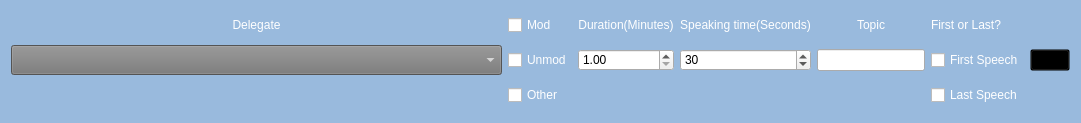
The window that motion_options.ui (mkirby528/Run-MUN) describes before a commit, drawn with Qt 5.
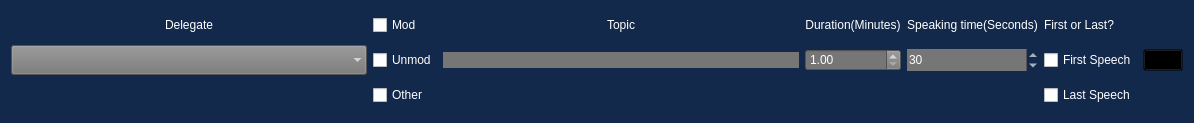
The same window after the commit. Icons and pictures are not drawn.

What changed in the file:
```diff
--- a/motion_options.ui
+++ b/motion_options.ui
@@ -6,7 +6,7 @@
    <rect>
     <x>0</x>
     <y>0</y>
-    <width>1081</width>
+    <width>1194</width>
     <height>123</height>
    </rect>
   </property>
@@ -21,7 +21,7 @@
   </property>
   <property name="styleSheet">
    <string notr="true">#root{
-	background-color: #99badd;
+	background-color: #13294B;
 
 }
 
@@ -42,13 +42,12 @@
 	font: 87 14pt &quot;Arial Black&quot;;
 }
 
-#delegates_combo_box{
+#delegates_combo_box, #delegates_combo_box:item{
+color:white;
 	background-color: #767676;
-	color:white;
+	font: 87 14pt &quot;Arial Black&quot;;	
 
-	font: 87 12pt &quot;Arial Black&quot;;
 }
-
 #first_check_box, #last_check_box{
 
 	color:white;
@@ -58,36 +57,31 @@
 #start_motion_button{
 	background-color: transparent
 }
+
+#topic_line_edit, #doubleSpinBox, #spinBox{
+	color:white;
+	background-color: #767676;
+	border-color: transparent;
+	font: 87 16pt &quot;Arial Black&quot;;
+}
+
 </string>
   </property>
-  <layout class="QGridLayout" name="gridLayout" columnstretch="4,0,0,0,0,0,0">
-   <item row="4" column="1">
-    <widget class="QCheckBox" name="other_check_box">
+  <layout class="QGridLayout" name="gridLayout" columnstretch="4,0,4,0,0,0,0,0" columnminimumwidth="0,0,200,0,0,0,0,0">
+   <item row="1" column="4">
+    <widget class="QLabel" name="speaking_time_label">
      <property name="text">
-      <string>Other</string>
+      <string>Speaking time(Seconds)</string>
      </property>
-     <property name="autoExclusive">
-      <bool>true</bool>
-     </property>
-    </widget>
-   </item>
-   <item row="1" column="0">
-    <widget class="QLabel" name="delegate_label">
-     <property name="text">
-      <string>Delegate</string>
-     </property>
      <property name="alignment">
       <set>Qt::AlignCenter</set>
      </property>
     </widget>
    </item>
-   <item row="1" column="2">
-    <widget class="QLabel" name="duration_label">
-     <property name="text">
-      <string>Duration(Minutes)</string>
-     </property>
-     <property name="alignment">
-      <set>Qt::AlignCenter</set>
+   <item row="3" column="3">
+    <widget class="QDoubleSpinBox" name="doubleSpinBox">
+     <property name="minimum">
+      <double>1.000000000000000</double>
      </property>
     </widget>
    </item>
@@ -101,30 +95,10 @@
      </property>
     </widget>
    </item>
-   <item row="1" column="1">
-    <widget class="QCheckBox" name="mod_check_box">
-     <property name="text">
-      <string>Mod</string>
-     </property>
-     <property name="autoExclusive">
-      <bool>true</bool>
-     </property>
-    </widget>
-   </item>
-   <item row="1" column="4">
-    <widget class="QLabel" name="topic_label">
-     <property name="text">
-      <string>Topic</string>
-     </property>
-     <property name="alignment">
-      <set>Qt::AlignCenter</set>
-     </property>
-    </widget>
-   </item>
    <item row="1" column="3">
-    <widget class="QLabel" name="speaking_time_label">
+    <widget class="QLabel" name="duration_label">
      <property name="text">
-      <string>Speaking time(Seconds)</string>
+      <string>Duration(Minutes)</string>
      </property>
      <property name="alignment">
       <set>Qt::AlignCenter</set>
@@ -145,6 +119,184 @@
        <height>30</height>
       </size>
      </property>
+     <property name="palette">
+      <palette>
+       <active>
+        <colorrole role="WindowText">
+         <brush brushstyle="SolidPattern">
+          <color alpha="255">
+           <red>255</red>
+           <green>255</green>
+           <blue>255</blue>
+          </color>
+         </brush>
+        </colorrole>
+        <colorrole role="Button">
+         <brush brushstyle="SolidPattern">
+          <color alpha="255">
+           <red>118</red>
+           <green>118</green>
+           <blue>118</blue>
+          </color>
+         </brush>
+        </colorrole>
+        <colorrole role="Text">
+         <brush brushstyle="SolidPattern">
+          <color alpha="255">
+           <red>255</red>
+           <green>255</green>
+           <blue>255</blue>
+          </color>
+         </brush>
+        </colorrole>
+        <colorrole role="ButtonText">
+         <brush brushstyle="SolidPattern">
+          <color alpha="255">
+           <red>255</red>
+           <green>255</green>
+           <blue>255</blue>
+          </color>
+         </brush>
+        </colorrole>
+        <colorrole role="Base">
+         <brush brushstyle="SolidPattern">
+          <color alpha="255">
+           <red>118</red>
+           <green>118</green>
+           <blue>118</blue>
+          </color>
+         </brush>
+        </colorrole>
+        <colorrole role="Window">
+         <brush brushstyle="SolidPattern">
+          <color alpha="255">
+           <red>118</red>
+           <green>118</green>
+           <blue>118</blue>
+          </color>
+         </brush>
+        </colorrole>
+       </active>
+       <inactive>
+        <colorrole role="WindowText">
+         <brush brushstyle="SolidPattern">
+          <color alpha="255">
+           <red>255</red>
+           <green>255</green>
+           <blue>255</blue>
+          </color>
+         </brush>
+        </colorrole>
+        <colorrole role="Button">
+         <brush brushstyle="SolidPattern">
+          <color alpha="255">
+           <red>118</red>
+           <green>118</green>
+           <blue>118</blue>
+          </color>
+         </brush>
+        </colorrole>
+        <colorrole role="Text">
+         <brush brushstyle="SolidPattern">
+          <color alpha="255">
+           <red>255</red>
+           <green>255</green>
+           <blue>255</blue>
+          </color>
+         </brush>
+        </colorrole>
+        <colorrole role="ButtonText">
+         <brush brushstyle="SolidPattern">
+          <color alpha="255">
+           <red>255</red>
+           <green>255</green>
+           <blue>255</blue>
+          </color>
+         </brush>
+        </colorrole>
+        <colorrole role="Base">
+         <brush brushstyle="SolidPattern">
+          <color alpha="255">
+           <red>118</red>
+           <green>118</green>
+           <blue>118</blue>
+          </color>
+         </brush>
+        </colorrole>
+        <colorrole role="Window">
+         <brush brushstyle="SolidPattern">
+          <color alpha="255">
+           <red>118</red>
+           <green>118</green>
+           <blue>118</blue>
+          </color>
+         </brush>
+        </colorrole>
+       </inactive>
+       <disabled>
+        <colorrole role="WindowText">
+         <brush brushstyle="SolidPattern">
+          <color alpha="255">
+           <red>255</red>
+           <green>255</green>
+           <blue>255</blue>
+          </color>
+         </brush>
+        </colorrole>
+        <colorrole role="Button">
+         <brush brushstyle="SolidPattern">
+          <color alpha="255">
+           <red>118</red>
+           <green>118</green>
+           <blue>118</blue>
+          </color>
+         </brush>
+        </colorrole>
+        <colorrole role="Text">
+         <brush brushstyle="SolidPattern">
+          <color alpha="255">
+           <red>255</red>
+           <green>255</green>
+           <blue>255</blue>
+          </color>
+         </brush>
+        </colorrole>
+        <colorrole role="ButtonText">
+         <brush brushstyle="SolidPattern">
+          <color alpha="255">
+           <red>255</red>
+           <green>255</green>
+           <blue>255</blue>
+          </color>
+         </brush>
+        </colorrole>
+        <colorrole role="Base">
+         <brush brushstyle="SolidPattern">
+          <color alpha="255">
+           <red>118</red>
+           <green>118</green>
+           <blue>118</blue>
+          </color>
+         </brush>
+        </colorrole>
+        <colorrole role="Window">
+         <brush brushstyle="SolidPattern">
+          <color alpha="255">
+           <red>118</red>
+           <green>118</green>
+           <blue>118</blue>
+          </color>
+         </brush>
+        </colorrole>
+       </disabled>
+      </palette>
+     </property>
+     <property name="autoFillBackground">
+      <bool>false</bool>
+     </property>
+     <property name="styleSheet">
+      <string notr="true">background-color: #767676; color:white</string>
+     </property>
      <property name="currentText">
       <string/>
      </property>
@@ -155,22 +307,45 @@
       <enum>QComboBox::AdjustToContentsOnFirstShow</enum>
      </property>
      <property name="frame">
+      <bool>false</bool>
+     </property>
+    </widget>
+   </item>
+   <item row="1" column="0">
+    <widget class="QLabel" name="delegate_label">
+     <property name="text">
+      <string>Delegate</string>
+     </property>
+     <property name="alignment">
+      <set>Qt::AlignCenter</set>
+     </property>
+    </widget>
+   </item>
+   <item row="4" column="1">
+    <widget class="QCheckBox" name="other_check_box">
+     <property name="text">
+      <string>Other</string>
+     </property>
+     <property name="autoExclusive">
       <bool>true</bool>
      </property>
     </widget>
    </item>
-   <item row="3" column="2">
-    <widget class="QDoubleSpinBox" name="doubleSpinBox">
-     <property name="minimum">
-      <double>1.000000000000000</double>
+   <item row="1" column="1">
+    <widget class="QCheckBox" name="mod_check_box">
+     <property name="text">
+      <string>Mod</string>
+     </property>
+     <property name="autoExclusive">
+      <bool>true</bool>
      </property>
     </widget>
    </item>
    <item row="3" column="4">
-    <widget class="QLineEdit" name="lineEdit"/>
-   </item>
-   <item row="3" column="3">
     <widget class="QSpinBox" name="spinBox">
+     <property name="frame">
+      <bool>false</bool>
+     </property>
      <property name="minimum">
       <number>1</number>
      </property>
@@ -179,34 +354,7 @@
      </property>
     </widget>
    </item>
-   <item row="1" column="5">
-    <widget class="QLabel" name="first_or_last_label">
-     <property name="text">
-      <string>First or Last?</string>
-     </property>
-    </widget>
-   </item>
-   <item row="3" column="5">
-    <widget class="QCheckBox" name="first_check_box">
-     <property name="text">
-      <string>First Speech</string>
-     </property>
-     <property name="autoExclusive">
-      <bool>true</bool>
-     </property>
-    </widget>
-   </item>
-   <item row="4" column="5">
-    <widget class="QCheckBox" name="last_check_box">
-     <property name="text">
-      <string>Last Speech</string>
-     </property>
-     <property name="autoExclusive">
-      <bool>true</bool>
-     </property>
-    </widget>
-   </item>
-   <item row="3" column="6">
+   <item row="3" column="7">
     <widget class="QPushButton" name="start_motion_button">
      <property name="text">
       <string/>
@@ -223,6 +371,53 @@
      </property>
     </widget>
    </item>
+   <item row="3" column="6">
+    <widget class="QCheckBox" name="first_check_box">
+     <property name="text">
+      <string>First Speech</string>
+     </property>
+     <property name="autoExclusive">
+      <bool>true</bool>
+     </property>
+    </widget>
+   </item>
+   <item row="4" column="6">
+    <widget class="QCheckBox" name="last_check_box">
+     <property name="text">
+      <string>Last Speech</string>
+     </property>
+     <property name="autoExclusive">
+      <bool>true</bool>
+     </property>
+    </widget>
+   </item>
+   <item row="1" column="6">
+    <widget class="QLabel" name="first_or_last_label">
+     <property name="text">
+      <string>First or Last?</string>
+     </property>
+    </widget>
+   </item>
+   <item row="1" column="2">
+    <widget class="QLabel" name="topic_label">
+     <property name="text">
+      <string>Topic</string>
+     </property>
+     <property name="alignment">
+      <set>Qt::AlignCenter</set>
+     </property>
+    </widget>
+   </item>
+   <item row="3" column="2">
+    <widget class="QLineEdit" name="topic_line_edit">
+     <property name="frame">
+      <bool>false</bool>
+     </property>
+     <property name="alignment">
+      <set>Qt::AlignCenter</set>
+     </property>
+    </widget>
+   </item>
   </layout>
  </widget>
  <resources>
```
